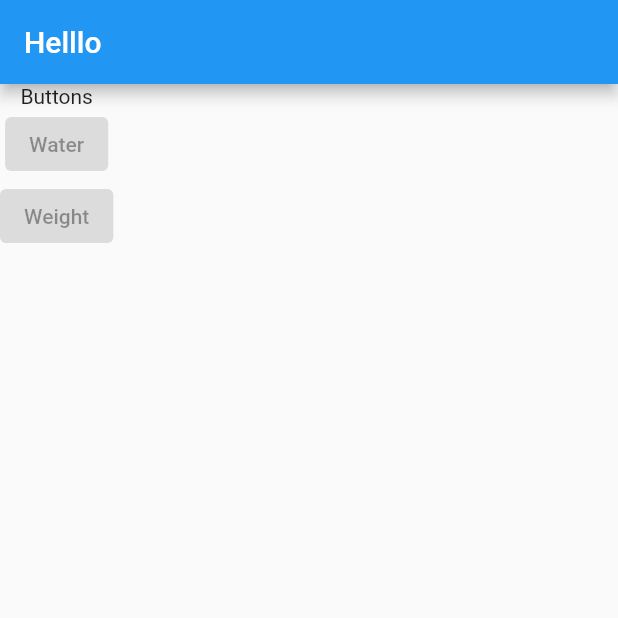
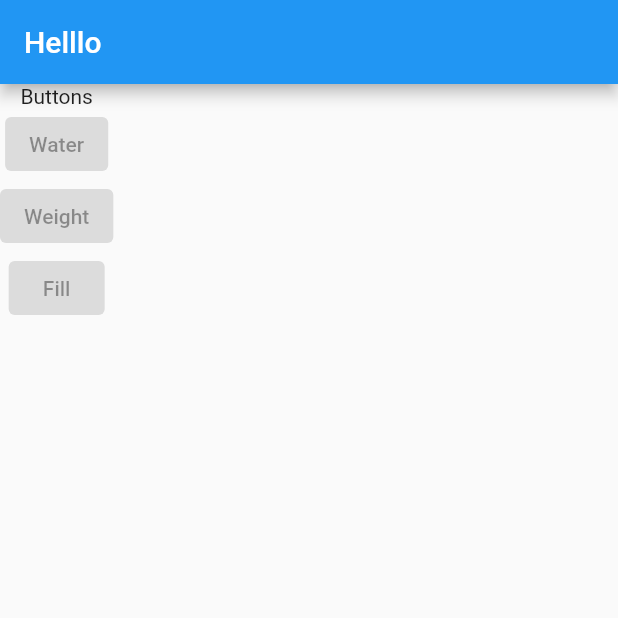
Before and after one commit to Setu-13/FlutterApp-1, a Flutter app: the screen it shows after launch, on a phone screen of 412 x 824 dp, the top half of it. Run offline on Flutter 3.47's test engine with Material 2 defaults, Android fonts, the phone set to English and light mode, and no system bars.

Commit message:
New button added, just experimetal.

```diff
--- a/lib/main.dart
+++ b/lib/main.dart
@@ -20,7 +20,14 @@ class MyApp extends StatelessWidget {
                   onPressed: null,
                   child: Text("Water"),
                 ),
-                ElevatedButton(onPressed: null, child: Text("Weight"))
+                ElevatedButton(
+                  onPressed: null,
+                  child: Text("Weight"),
+                ),
+                ElevatedButton(
+                  onPressed: null,
+                  child: Text("Fill"),
+                ),
               ],
             ))
 
```
